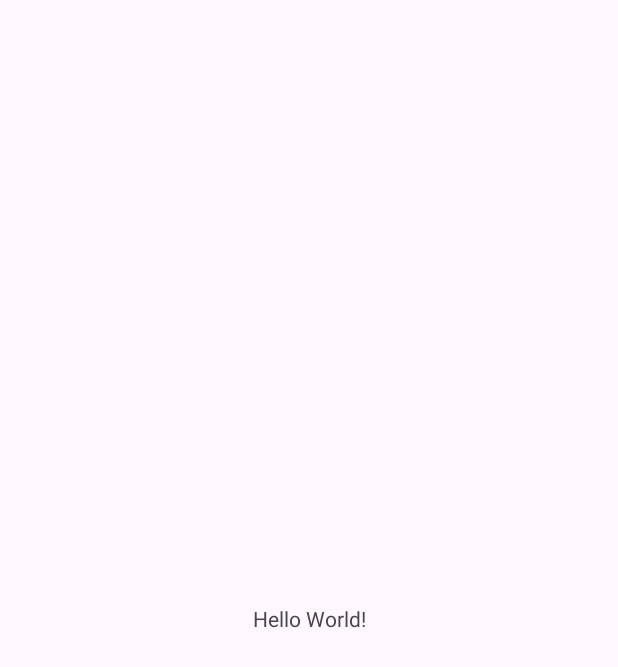
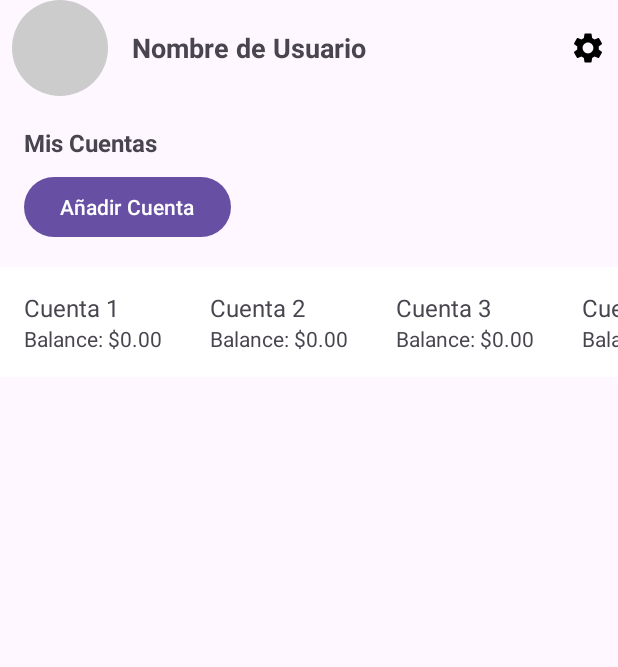
Before and after one commit to Sitodine99/MindTrade, an Android app: the MainActivity screen opened directly, with no data from a screen before it, on a phone screen of 412 x 824 dp. Before the commit the part shown is almost empty. Shown: the top 667 px of the screen. Run offline under Robolectric (Android 15) with nearby library versions, the phone set to English and light mode, and no system bars.

Commit message:
Implementación inicial de RecyclerView para cuentas con desplazamiento horizontal

```diff
--- a/app/build.gradle.kts
+++ b/app/build.gradle.kts
@@ -48,9 +48,12 @@ dependencies {
     implementation(libs.material)
     implementation(libs.androidx.activity)
     implementation(libs.androidx.constraintlayout)
+    implementation(libs.androidx.recyclerview)
     testImplementation(libs.junit)
     androidTestImplementation(libs.androidx.junit)
     androidTestImplementation(libs.androidx.espresso.core)
+
+
     implementation(platform("com.google.firebase:firebase-bom:33.5.1"))
     implementation("com.google.firebase:firebase-analytics")
     // Firebase Authentication
--- /dev/null
+++ b/app/src/main/java/YourAdapter.kt
@@ -0,0 +1,26 @@
+import android.view.LayoutInflater
+import android.view.View
+import android.view.ViewGroup
+import android.widget.TextView
+import androidx.recyclerview.widget.RecyclerView
+import com.example.mindtrade.R
+
+class YourAdapter(private val items: List<String>) : RecyclerView.Adapter<YourAdapter.ViewHolder>() {
+
+    inner class ViewHolder(view: View) : RecyclerView.ViewHolder(view) {
+        val accountName: TextView = view.findViewById(R.id.accountName)
+    }
+
+    override fun onCreateViewHolder(parent: ViewGroup, viewType: Int): ViewHolder {
+        val view = LayoutInflater.from(parent.context).inflate(R.layout.account_item, parent, false)
+        return ViewHolder(view)
+    }
+
+    override fun onBindViewHolder(holder: ViewHolder, position: Int) {
+        holder.accountName.text = items[position]
+    }
+
+    override fun getItemCount(): Int {
+        return items.size
+    }
+}
--- a/app/src/main/java/com/example/mindtrade/MainActivity.kt
+++ b/app/src/main/java/com/example/mindtrade/MainActivity.kt
@@ -1,16 +1,29 @@
 package com.example.mindtrade
 
+import YourAdapter
 import android.os.Bundle
 import androidx.activity.enableEdgeToEdge
 import androidx.appcompat.app.AppCompatActivity
 import androidx.core.view.ViewCompat
 import androidx.core.view.WindowInsetsCompat
+import androidx.recyclerview.widget.LinearLayoutManager
+import androidx.recyclerview.widget.RecyclerView
 
 class MainActivity : AppCompatActivity() {
     override fun onCreate(savedInstanceState: Bundle?) {
         super.onCreate(savedInstanceState)
         enableEdgeToEdge()
         setContentView(R.layout.activity_main)
+
+        // Lista de cuentas de ejemplo
+        val accountsList = listOf("Cuenta 1", "Cuenta 2", "Cuenta 3", "Cuenta 4", "Cuenta 5")
+
+        // Configurar el RecyclerView para desplazamiento horizontal
+        val accountsRecyclerView = findViewById<RecyclerView>(R.id.accountsRecyclerView)
+        accountsRecyclerView.layoutManager = LinearLayoutManager(this, LinearLayoutManager.HORIZONTAL, false)
+        accountsRecyclerView.adapter = YourAdapter(accountsList)
+
+        // Configuración de insets para manejar el padding
         ViewCompat.setOnApplyWindowInsetsListener(findViewById(R.id.main)) { v, insets ->
             val systemBars = insets.getInsets(WindowInsetsCompat.Type.systemBars())
             v.setPadding(systemBars.left, systemBars.top, systemBars.right, systemBars.bottom)
--- a/app/src/main/res/anim/fade_in.xml
+++ b/app/src/main/res/anim/fade_in.xml
@@ -1,4 +1,4 @@
-<!-- res/anim/fade_in.xml -->
+<?xml version="1.0" encoding="utf-8"?>
 <alpha xmlns:android="http://schemas.android.com/apk/res/android"
     android:fromAlpha="0.0"
     android:toAlpha="1.0"
--- a/app/src/main/res/anim/fade_out.xml
+++ b/app/src/main/res/anim/fade_out.xml
@@ -1,4 +1,4 @@
-<!-- res/anim/fade_out.xml -->
+<?xml version="1.0" encoding="utf-8"?>
 <alpha xmlns:android="http://schemas.android.com/apk/res/android"
     android:fromAlpha="1.0"
     android:toAlpha="0.0"
--- /dev/null
+++ b/app/src/main/res/drawable/ic_settings.xml
@@ -0,0 +1,5 @@
+<vector xmlns:android="http://schemas.android.com/apk/res/android" android:height="24dp" android:tint="#000000" android:viewportHeight="24" android:viewportWidth="24" android:width="24dp">
+
+    <path android:fillColor="@android:color/white" android:pathData="M19.14,12.94c0.04,-0.3 0.06,-0.61 0.06,-0.94c0,-0.32 -0.02,-0.64 -0.07,-0.94l2.03,-1.58c0.18,-0.14 0.23,-0.41 0.12,-0.61l-1.92,-3.32c-0.12,-0.22 -0.37,-0.29 -0.59,-0.22l-2.39,0.96c-0.5,-0.38 -1.03,-0.7 -1.62,-0.94L14.4,2.81c-0.04,-0.24 -0.24,-0.41 -0.48,-0.41h-3.84c-0.24,0 -0.43,0.17 -0.47,0.41L9.25,5.35C8.66,5.59 8.12,5.92 7.63,6.29L5.24,5.33c-0.22,-0.08 -0.47,0 -0.59,0.22L2.74,8.87C2.62,9.08 2.66,9.34 2.86,9.48l2.03,1.58C4.84,11.36 4.8,11.69 4.8,12s0.02,0.64 0.07,0.94l-2.03,1.58c-0.18,0.14 -0.23,0.41 -0.12,0.61l1.92,3.32c0.12,0.22 0.37,0.29 0.59,0.22l2.39,-0.96c0.5,0.38 1.03,0.7 1.62,0.94l0.36,2.54c0.05,0.24 0.24,0.41 0.48,0.41h3.84c0.24,0 0.44,-0.17 0.47,-0.41l0.36,-2.54c0.59,-0.24 1.13,-0.56 1.62,-0.94l2.39,0.96c0.22,0.08 0.47,0 0.59,-0.22l1.92,-3.32c0.12,-0.22 0.07,-0.47 -0.12,-0.61L19.14,12.94zM12,15.6c-1.98,0 -3.6,-1.62 -3.6,-3.6s1.62,-3.6 3.6,-3.6s3.6,1.62 3.6,3.6S13.98,15.6 12,15.6z"/>
+
+</vector>
--- /dev/null
+++ b/app/src/main/res/drawable/profile_placeholder.xml
@@ -0,0 +1,4 @@
+<!-- res/drawable/profile_placeholder.xml -->
+<shape xmlns:android="http://schemas.android.com/apk/res/android" android:shape="oval">
+    <solid android:color="#CCCCCC"/> <!-- Color gris claro -->
+</shape>
--- /dev/null
+++ b/app/src/main/res/layout/account_item.xml
@@ -0,0 +1,22 @@
+<?xml version="1.0" encoding="utf-8"?>
+<LinearLayout xmlns:android="http://schemas.android.com/apk/res/android"
+    android:layout_width="wrap_content"
+    android:layout_height="wrap_content"
+    android:padding="16dp"
+    android:orientation="vertical"
+    android:background="@color/white">
+
+    <TextView
+        android:id="@+id/accountName"
+        android:layout_width="wrap_content"
+        android:layout_height="wrap_content"
+        android:text="Account Name"
+        android:textSize="16sp" />
+
+    <TextView
+        android:id="@+id/accountBalance"
+        android:layout_width="wrap_content"
+        android:layout_height="wrap_content"
+        android:text="Balance: $0.00"
+        android:textSize="14sp" />
+</LinearLayout>
--- a/app/src/main/res/layout/activity_main.xml
+++ b/app/src/main/res/layout/activity_main.xml
@@ -1,19 +1,89 @@
 <?xml version="1.0" encoding="utf-8"?>
-<androidx.constraintlayout.widget.ConstraintLayout xmlns:android="http://schemas.android.com/apk/res/android"
+<androidx.constraintlayout.widget.ConstraintLayout
+    xmlns:android="http://schemas.android.com/apk/res/android"
     xmlns:app="http://schemas.android.com/apk/res-auto"
-    xmlns:tools="http://schemas.android.com/tools"
-    android:id="@+id/main"
     android:layout_width="match_parent"
-    android:layout_height="match_parent"
-    tools:context=".MainActivity">
+    android:layout_height="match_parent">
 
+    <LinearLayout
+        android:id="@+id/main"
+        android:layout_width="match_parent"
+        android:layout_height="wrap_content"
+        android:orientation="horizontal"
+        android:gravity="center_vertical"
+        android:padding="16dp"
+        app:layout_constraintTop_toTopOf="parent"
+        app:layout_constraintStart_toStartOf="parent"
+        app:layout_constraintEnd_toEndOf="parent">
+
+        <!-- Foto de perfil con margen a la izquierda -->
+        <ImageView
+            android:id="@+id/userProfileImage"
+            android:layout_width="64dp"
+            android:layout_height="64dp"
+            android:src="@drawable/profile_placeholder"
+            android:contentDescription="Foto de perfil"
+            android:layout_marginStart="8dp" />
+
+        <!-- Nombre del usuario -->
+        <TextView
+            android:id="@+id/userName"
+            android:layout_width="0dp"
+            android:layout_height="wrap_content"
+            android:layout_marginStart="16dp"
+            android:layout_weight="1"
+            android:text="Nombre de Usuario"
+            android:textSize="18sp"
+            android:textStyle="bold" />
+
+        <!-- Botón de Configuración con margen a la derecha -->
+        <ImageButton
+            android:id="@+id/settingsButton"
+            android:layout_width="wrap_content"
+            android:layout_height="wrap_content"
+            android:background="?attr/selectableItemBackgroundBorderless"
+            android:src="@drawable/ic_settings"
+            android:contentDescription="Botón de configuración"
+            android:layout_marginEnd="8dp" />
+    </LinearLayout>
+
+    <!-- Sección "Mis Cuentas" -->
     <TextView
+        android:id="@+id/accountsSummary"
         android:layout_width="wrap_content"
         android:layout_height="wrap_content"
-        android:text="Hello World!"
-        app:layout_constraintBottom_toBottomOf="parent"
+        android:text="Mis Cuentas"
+        android:textSize="16sp"
+        android:textStyle="bold"
+        app:layout_constraintTop_toBottomOf="@id/main"
+        app:layout_constraintStart_toStartOf="parent"
+        android:layout_marginTop="20dp"
+        android:layout_marginStart="16dp" />
+
+    <!-- Botón para Añadir Cuenta -->
+    <Button
+        android:id="@+id/addAccountButton"
+        android:layout_width="wrap_content"
+        android:layout_height="wrap_content"
+        android:text="Añadir Cuenta"
+        app:layout_constraintTop_toBottomOf="@id/accountsSummary"
+        app:layout_constraintStart_toStartOf="parent"
+        android:layout_marginStart="16dp"
+        android:layout_marginTop="8dp" />
+
+    <!-- Lista de Cuentas -->
+    <androidx.recyclerview.widget.RecyclerView
+        android:id="@+id/accountsRecyclerView"
+        android:layout_width="match_parent"
+        android:layout_height="wrap_content"
+        android:layout_marginTop="16dp"
+        app:layout_constraintTop_toBottomOf="@id/addAccountButton"
+        app:layout_constraintStart_toStartOf="parent"
         app:layout_constraintEnd_toEndOf="parent"
-        app:layout_constraintStart_toStartOf="parent"
-        app:layout_constraintTop_toTopOf="parent" />
+        android:orientation="horizontal"/>
+
+
+
+
 
 </androidx.constraintlayout.widget.ConstraintLayout>
--- a/gradle/libs.versions.toml
+++ b/gradle/libs.versions.toml
@@ -1,5 +1,5 @@
 [versions]
-agp = "8.3.0"
+agp = "8.6.0"
 kotlin = "1.9.0"
 coreKtx = "1.13.1"
 junit = "4.13.2"
@@ -9,6 +9,7 @@ appcompat = "1.7.0"
 material = "1.12.0"
 activity = "1.8.0"
 constraintlayout = "2.1.4"
+recyclerview = "1.3.2"
 
 [libraries]
 androidx-core-ktx = { group = "androidx.core", name = "core-ktx", version.ref = "coreKtx" }
@@ -19,6 +20,7 @@ androidx-appcompat = { group = "androidx.appcompat", name = "appcompat", version
 material = { group = "com.google.android.material", name = "material", version.ref = "material" }
 androidx-activity = { group = "androidx.activity", name = "activity", version.ref = "activity" }
 androidx-constraintlayout = { group = "androidx.constraintlayout", name = "constraintlayout", version.ref = "constraintlayout" }
+androidx-recyclerview = { group = "androidx.recyclerview", name = "recyclerview", version.ref = "recyclerview" }
 
 [plugins]
 androidApplication = { id = "com.android.application", version.ref = "agp" }
```
Also changed, not shown: gradle/wrapper/gradle-wrapper.properties.
